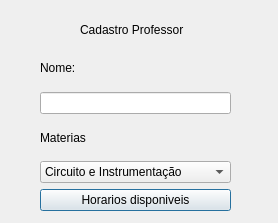
First picture: the form in Mayko/projeto/cadastro.ui, repository hbarbosa02/Grupo6, before the edit.
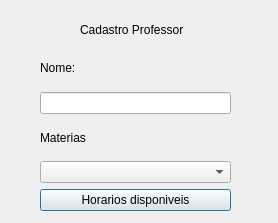
Second picture: the form after the edit.

What changed in the file:
```diff
--- a/Mayko/projeto/cadastro.ui
+++ b/Mayko/projeto/cadastro.ui
@@ -61,16 +61,6 @@
     </item>
     <item>
      <widget class="QComboBox" name="comboBox">
-      <item>
-       <property name="text">
-        <string>Circuito e Instrumentação</string>
-       </property>
-      </item>
-      <item>
-       <property name="text">
-        <string>Matematica aplicada a engenharia(MATLAB)</string>
-       </property>
-      </item>
       <item>
        <property name="text">
         <string/>
```
Left out of the diff: 10 changed lines with no effect on the pictures.
